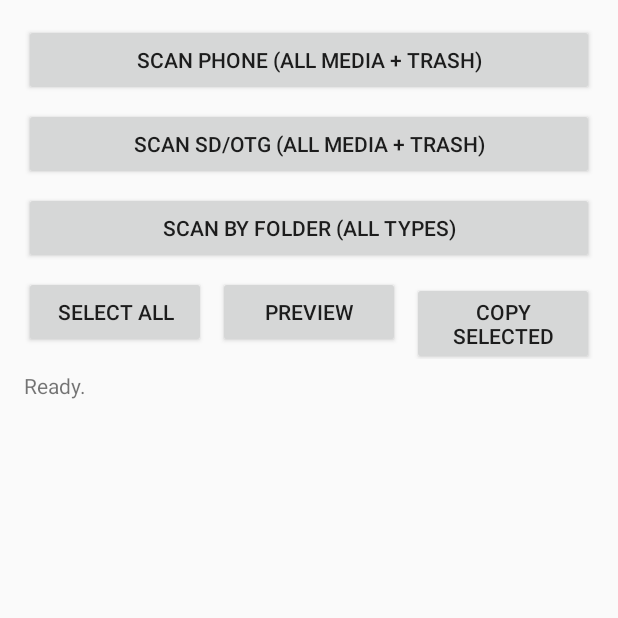
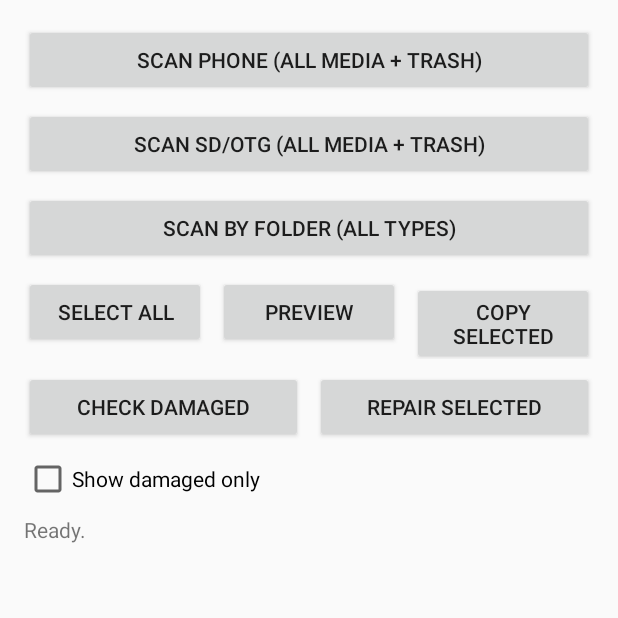
Before and after one commit to Art2485/.github-workflows-build-apk.yml, an Android app: the screen it shows after launch (MainActivity), on a phone screen of 412 x 824 dp, the top half of it. Run offline under Robolectric (Android 15) with nearby library versions, the phone set to English and light mode, and no system bars.

Commit message:
Update activity_main.xml

```diff
--- a/app/src/main/res/layout/activity_main.xml
+++ b/app/src/main/res/layout/activity_main.xml
@@ -24,17 +24,20 @@
         android:layout_marginTop="8dp"
         android:text="SCAN BY FOLDER (ALL TYPES)"/>
 
+    <!-- แถวคำสั่งหลัก -->
     <LinearLayout
         android:layout_width="match_parent"
         android:layout_height="wrap_content"
         android:layout_marginTop="8dp"
         android:orientation="horizontal">
+
         <Button
             android:id="@+id/btnSelectAll"
             android:layout_width="0dp"
             android:layout_height="wrap_content"
             android:layout_weight="1"
             android:text="SELECT ALL"/>
+
         <Button
             android:id="@+id/btnPreview"
             android:layout_width="0dp"
@@ -42,6 +45,7 @@
             android:layout_weight="1"
             android:layout_marginStart="8dp"
             android:text="PREVIEW"/>
+
         <Button
             android:id="@+id/btnCopy"
             android:layout_width="0dp"
@@ -50,6 +54,36 @@
             android:layout_marginStart="8dp"
             android:text="COPY SELECTED"/>
     </LinearLayout>
+
+    <!-- แถวตรวจ/ซ่อม -->
+    <LinearLayout
+        android:layout_width="match_parent"
+        android:layout_height="wrap_content"
+        android:layout_marginTop="8dp"
+        android:orientation="horizontal">
+
+        <Button
+            android:id="@+id/btnCheckDamaged"
+            android:layout_width="0dp"
+            android:layout_height="wrap_content"
+            android:layout_weight="1"
+            android:text="CHECK DAMAGED"/>
+
+        <Button
+            android:id="@+id/btnRepairSelected"
+            android:layout_width="0dp"
+            android:layout_height="wrap_content"
+            android:layout_weight="1"
+            android:layout_marginStart="8dp"
+            android:text="REPAIR SELECTED"/>
+    </LinearLayout>
+
+    <CheckBox
+        android:id="@+id/cbShowDamagedOnly"
+        android:layout_width="wrap_content"
+        android:layout_height="wrap_content"
+        android:layout_marginTop="8dp"
+        android:text="Show damaged only"/>
 
     <TextView
         android:id="@+id/tvStatus"
```
